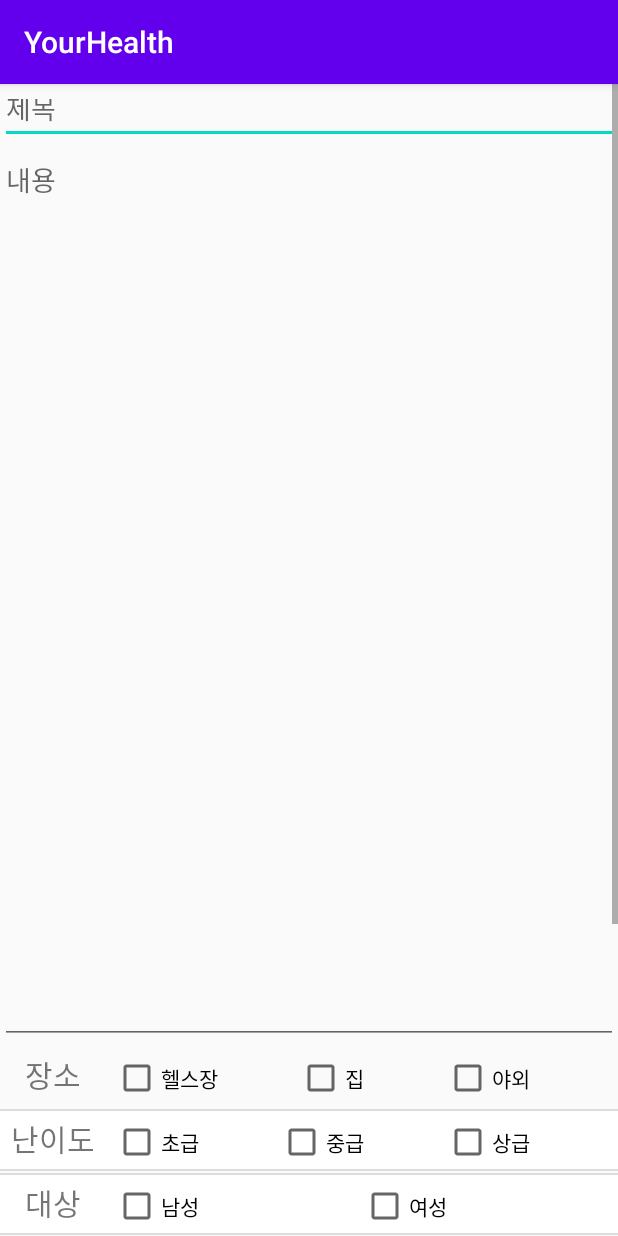
After one commit to Ju-nic2/YourHealth, an Android app: the sns_upload screen opened directly, with no data from a screen before it, on a phone screen of 412 x 824 dp. The commit adds this screen. Run offline under Robolectric (Android 15) with nearby library versions, the phone set to English and light mode, and no system bars.

Commit message:
sns_upload layout implemented

```diff
--- /dev/null
+++ b/app/src/main/java/com/example/yourhealth/sns_upload.java
@@ -0,0 +1,14 @@
+package com.example.yourhealth;
+
+import androidx.appcompat.app.AppCompatActivity;
+
+import android.os.Bundle;
+
+public class sns_upload extends AppCompatActivity {
+
+    @Override
+    protected void onCreate(Bundle savedInstanceState) {
+        super.onCreate(savedInstanceState);
+        setContentView(R.layout.activity_sns_upload);
+    }
+}
--- /dev/null
+++ b/app/src/main/res/layout/activity_sns_upload.xml
@@ -0,0 +1,308 @@
+<?xml version="1.0" encoding="utf-8"?>
+<ScrollView xmlns:android="http://schemas.android.com/apk/res/android"
+    android:layout_width="match_parent"
+    android:layout_height="match_parent"
+    android:orientation="vertical">
+    <LinearLayout
+        android:layout_width="match_parent"
+        android:layout_height="wrap_content"
+        android:orientation="vertical">
+
+        <EditText
+        android:layout_width="match_parent"
+        android:layout_height="40dp"
+        android:hint="제목"
+        android:inputType="text" />
+
+        <EditText
+            android:layout_width="match_parent"
+            android:layout_height="600dp"
+            android:gravity="top"
+            android:hint="내용"
+            android:inputType="textMultiLine"
+            android:maxLength="3000"
+            android:maxLines="10"
+            android:scrollbars="vertical"
+            android:scrollHorizontally="false" />
+
+        <LinearLayout
+            android:layout_width="match_parent"
+            android:layout_height="wrap_content"
+            android:padding="5dp"
+            android:orientation="horizontal">
+
+            <TextView
+                android:layout_width="60dp"
+                android:layout_height="wrap_content"
+                android:layout_marginRight="10dp"
+                android:gravity="center_horizontal"
+                android:text="장소"
+                android:textSize="20dp" />
+
+            <CheckBox
+                android:layout_width="wrap_content"
+                android:layout_height="wrap_content"
+                android:layout_weight="1"
+                android:text="헬스장" />
+
+            <CheckBox
+                android:layout_width="wrap_content"
+                android:layout_height="wrap_content"
+                android:layout_weight="1"
+                android:text="집" />
+
+            <CheckBox
+                android:layout_width="wrap_content"
+                android:layout_height="wrap_content"
+                android:layout_weight="1"
+                android:text="야외" />
+        </LinearLayout>
+
+        <LinearLayout
+            android:layout_width="match_parent"
+            android:layout_height="wrap_content"
+            android:background="@drawable/border"
+            android:padding="5dp"
+            android:orientation="horizontal">
+
+            <TextView
+                android:layout_width="60dp"
+                android:layout_height="wrap_content"
+                android:layout_marginRight="10dp"
+                android:gravity="center_horizontal"
+                android:text="난이도"
+                android:textSize="20dp" />
+
+            <CheckBox
+                android:layout_width="wrap_content"
+                android:layout_height="wrap_content"
+                android:layout_weight="1"
+                android:text="초급" />
+
+            <CheckBox
+                android:layout_width="wrap_content"
+                android:layout_height="wrap_content"
+                android:layout_weight="1"
+                android:text="중급" />
+
+            <CheckBox
+                android:layout_width="wrap_content"
+                android:layout_height="wrap_content"
+                android:layout_weight="1"
+                android:text="상급" />
+        </LinearLayout>
+
+        <LinearLayout
+            android:layout_width="match_parent"
+            android:layout_height="match_parent"
+            android:background="@drawable/border"
+            android:orientation="horizontal"
+            android:padding="5dp">
+
+            <TextView
+                android:layout_width="60dp"
+                android:layout_height="wrap_content"
+                android:layout_marginRight="10dp"
+                android:gravity="center_horizontal"
+                android:text="대상"
+                android:textSize="20dp" />
+
+            <CheckBox
+                android:layout_width="wrap_content"
+                android:layout_height="wrap_content"
+                android:layout_weight="1"
+                android:text="남성" />
+
+            <CheckBox
+                android:layout_width="wrap_content"
+                android:layout_height="wrap_content"
+                android:layout_weight="1"
+                android:text="여성" />
+
+        </LinearLayout>
+
+        <LinearLayout
+            android:layout_width="match_parent"
+            android:layout_height="match_parent"
+            android:background="@drawable/border"
+            android:orientation="horizontal"
+            android:padding="5dp">
+
+            <TextView
+                android:layout_width="60dp"
+                android:layout_height="wrap_content"
+                android:layout_marginRight="10dp"
+                android:gravity="center_horizontal"
+                android:text="운동 일수"
+                android:textSize="20dp" />
+
+            <LinearLayout
+                android:layout_width="match_parent"
+                android:layout_height="match_parent"
+                android:orientation="vertical">
+
+                <LinearLayout
+                    android:layout_width="match_parent"
+                    android:layout_height="wrap_content"
+                    android:orientation="horizontal">
+
+                    <CheckBox
+                        android:layout_width="65dp"
+                        android:layout_height="wrap_content"
+                        android:layout_weight="1"
+                        android:text="주1~2회" />
+
+                    <CheckBox
+                        android:layout_width="wrap_content"
+                        android:layout_height="wrap_content"
+                        android:layout_weight="1"
+                        android:text="주3회" />
+
+                    <CheckBox
+                        android:layout_width="wrap_content"
+                        android:layout_height="wrap_content"
+                        android:layout_weight="1"
+                        android:text="주4회" />
+
+                </LinearLayout>
+
+                <LinearLayout
+                    android:layout_width="match_parent"
+                    android:layout_height="wrap_content"
+                    android:orientation="horizontal">
+
+                    <CheckBox
+                        android:layout_width="wrap_content"
+                        android:layout_height="wrap_content"
+                        android:layout_weight="1"
+                        android:text="주5회" />
+
+                    <CheckBox
+                        android:layout_width="wrap_content"
+                        android:layout_height="wrap_content"
+                        android:layout_weight="1"
+                        android:text="주6회" />
+
+                    <CheckBox
+                        android:layout_width="wrap_content"
+                        android:layout_height="wrap_content"
+                        android:layout_weight="1"
+                        android:text="주7회" />
+                </LinearLayout>
+            </LinearLayout>
+
+        </LinearLayout>
+
+        <LinearLayout
+            android:layout_width="match_parent"
+            android:layout_height="match_parent"
+            android:background="@drawable/border"
+            android:orientation="horizontal"
+            android:padding="5dp">
+
+            <TextView
+                android:layout_width="60dp"
+                android:layout_height="wrap_content"
+                android:layout_marginRight="10dp"
+                android:gravity="center_horizontal"
+                android:text="운동 시간"
+                android:textSize="20dp" />
+
+            <LinearLayout
+                android:layout_width="match_parent"
+                android:layout_height="match_parent"
+                android:orientation="vertical">
+
+                <LinearLayout
+                    android:layout_width="match_parent"
+                    android:layout_height="wrap_content"
+                    android:orientation="horizontal">
+
+                    <CheckBox
+                        android:layout_width="wrap_content"
+                        android:layout_height="wrap_content"
+                        android:layout_weight="1"
+                        android:text="10~30분" />
+
+                    <CheckBox
+                        android:layout_width="wrap_content"
+                        android:layout_height="wrap_content"
+                        android:layout_weight="1"
+                        android:text="30~50분" />
+
+                    <CheckBox
+                        android:layout_width="wrap_content"
+                        android:layout_height="wrap_content"
+                        android:layout_weight="1"
+                        android:text="50~70분" />
+
+                </LinearLayout>
+
+                <LinearLayout
+                    android:layout_width="match_parent"
+                    android:layout_height="wrap_content"
+                    android:orientation="horizontal">
+
+                    <CheckBox
+                        android:layout_width="95dp"
+                        android:layout_height="wrap_content"
+                        android:layout_weight="1"
+                        android:text="70~90분" />
+
+                    <CheckBox
+                        android:layout_width="wrap_content"
+                        android:layout_height="wrap_content"
+                        android:layout_weight="1"
+                        android:text="90~120분" />
+
+                    <CheckBox
+                        android:layout_width="wrap_content"
+                        android:layout_height="wrap_content"
+                        android:layout_weight="1"
+                        android:text="120분이상" />
+                </LinearLayout>
+            </LinearLayout>
+
+        </LinearLayout>
+
+        <Button
+            android:layout_width="wrap_content"
+            android:layout_height="wrap_content"
+            android:background="#F1924A"
+            android:text="사진 업로드" />
+
+        <Button
+            android:layout_width="wrap_content"
+            android:layout_height="wrap_content"
+            android:background="#F1924A"
+            android:text="루틴 업로드" />
+
+        <LinearLayout
+            android:layout_width="match_parent"
+            android:layout_height="wrap_content"
+            android:orientation="horizontal">
+
+            <LinearLayout
+                android:layout_width="wrap_content"
+                android:layout_height="wrap_content"
+                android:background="@drawable/border"
+                android:layout_weight="3"
+                android:orientation="horizontal">
+
+                <Button
+                    android:layout_width="match_parent"
+                    android:layout_height="wrap_content"
+                    android:background="#F1924A"
+                    android:text="업로드" />
+            </LinearLayout>
+
+            <Button
+                android:layout_width="wrap_content"
+                android:layout_height="wrap_content"
+                android:background="#F1924A"
+                android:layout_weight="1"
+                android:text="임시 저장" />
+        </LinearLayout>
+
+    </LinearLayout>
+</ScrollView>
--- a/app/src/main/res/layout/sns_main.xml
+++ b/app/src/main/res/layout/sns_main.xml
@@ -1,9 +1,26 @@
 <?xml version="1.0" encoding="utf-8"?>
 
 
-
-<androidx.recyclerview.widget.RecyclerView xmlns:android="http://schemas.android.com/apk/res/android"
-    android:id="@+id/sns_main_recyclerview"
+<LinearLayout xmlns:android="http://schemas.android.com/apk/res/android"
     android:layout_width="match_parent"
     android:layout_height="match_parent"
-    android:background="#F0F0F0" />
+    android:orientation="vertical">
+
+    <Button
+        android:id="@+id/button_upload"
+        android:layout_width="wrap_content"
+        android:layout_height="wrap_content"
+        android:layout_gravity="right"
+
+        android:background="#F1924A"
+        android:text="업로드" />
+
+    <androidx.recyclerview.widget.RecyclerView
+        android:id="@+id/sns_main_recyclerview"
+        android:layout_width="match_parent"
+        android:layout_height="match_parent"
+        android:background="#F0F0F0">
+
+
+    </androidx.recyclerview.widget.RecyclerView>
+</LinearLayout>
```
Also changed, not shown: app/src/main/AndroidManifest.xml (+7 -0 lines).
